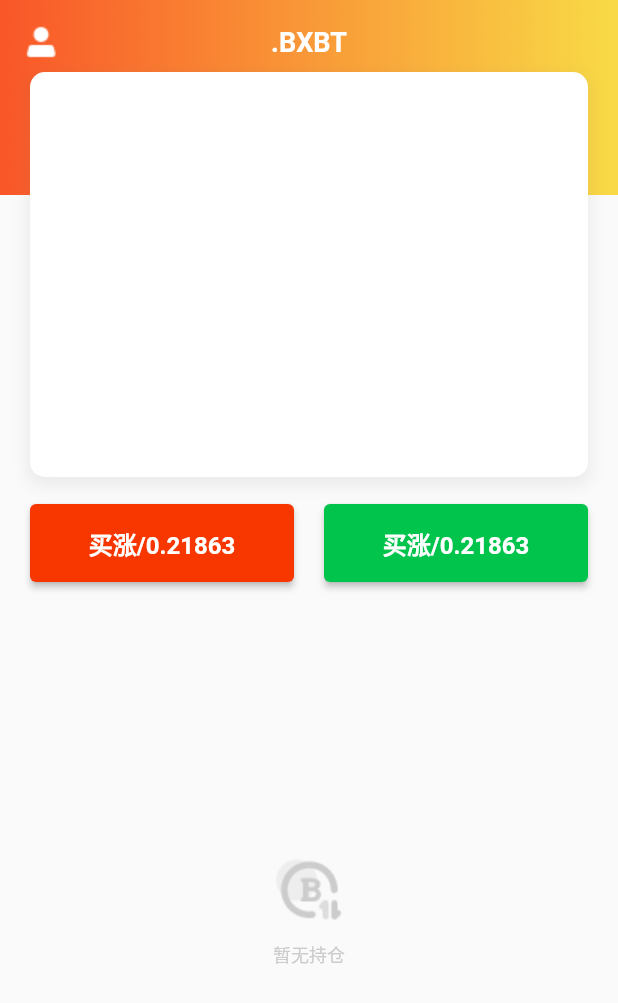
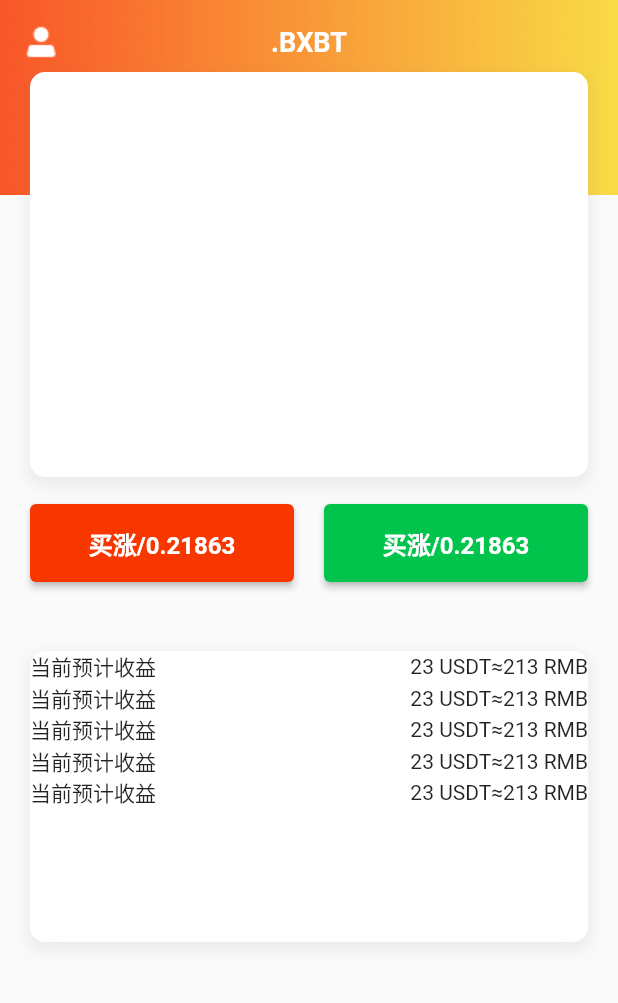
Before and after one commit to CybexDex/bbb_flutter, a Flutter app: the screen it shows after launch, on a phone screen of 412 x 824 dp. Shown: the top 1003 px of the screen. Run offline on Flutter 3.47's test engine with Material 2 defaults, Android fonts, the phone set to English and light mode, and no system bars; our stand-ins replace dio, fluro, rxdart; missing offline and left inert: cybex_flutter_plugin; statements that could not run were skipped.

Commit message:
添加injector

```diff
--- a/lib/model_factory.dart
+++ b/lib/model_factory.dart
@@ -1,7 +1,7 @@
 import 'package:bbb_flutter/models/response/ref_contract_response_model.dart';
 import 'package:bbb_flutter/models/response/post_order_response_model.dart';
 import 'package:bbb_flutter/models/response/market_history_response_model.dart';
-import 'package:bbb_flutter/models/request/amend_contract_request_model.dart';
+import 'package:bbb_flutter/models/request/amend_order_request_model.dart';
 import 'package:bbb_flutter/models/request/post_order_request_model.dart';
 
 class ModelFactory {
@@ -14,8 +14,8 @@ class ModelFactory {
       return PostOrderResponseModel.fromJson(json) as T;
     } else if (T.toString() == "MarketHistoryResponseModel") {
       return MarketHistoryResponseModel.fromJson(json) as T;
-    } else if (T.toString() == "AmendContractRequestModel") {
-      return AmendContractRequestModel.fromJson(json) as T;
+    } else if (T.toString() == "AmendOrderRequestModel") {
+      return AmendOrderRequestModel.fromJson(json) as T;
     } else if (T.toString() == "PostOrderRequestModel") {
       return PostOrderRequestModel.fromJson(json) as T;
     } else {
--- a/lib/models/request/amend_contract_request_model.dart
+++ b/lib/models/request/amend_order_request_model.dart
@@ -1,4 +1,4 @@
-class AmendContractRequestModel {
+class AmendOrderRequestModel {
 	String transactionType;
 	String seller;
 	String refBuyOrderTxId;
@@ -9,9 +9,9 @@ class AmendContractRequestModel {
 	String execNowPx;
 	int forceExpiration;
 
-	AmendContractRequestModel({this.transactionType, this.seller, this.refBuyOrderTxId, this.signature, this.takeProfitPx, this.cutLossPx, this.txId, this.execNowPx, this.forceExpiration});
+	AmendOrderRequestModel({this.transactionType, this.seller, this.refBuyOrderTxId, this.signature, this.takeProfitPx, this.cutLossPx, this.txId, this.execNowPx, this.forceExpiration});
 
-	AmendContractRequestModel.fromJson(Map<String, dynamic> json) {
+	AmendOrderRequestModel.fromJson(Map<String, dynamic> json) {
 		transactionType = json['transactionType'];
 		seller = json['seller'];
 		refBuyOrderTxId = json['refBuyOrderTxId'];
--- a/lib/pages/exchange.dart
+++ b/lib/pages/exchange.dart
@@ -1,5 +1,6 @@
 import 'package:bbb_flutter/colors/palette.dart';
 import 'package:bbb_flutter/common/style_factory.dart';
+import 'package:bbb_flutter/widgets/order_info.dart';
 import 'package:flutter/material.dart';
 import 'package:bbb_flutter/generated/i18n.dart';
 
@@ -58,8 +59,21 @@ class _ExchangeState extends State<ExchangePage> {
                       ],
                     ),
                   ),
-                  Expanded(
-                    child: Container(
+                  Container(
+                    decoration: DecorationFactory.cornerShadowDecoration,
+                    height: 194,
+                    margin: EdgeInsets.only(top: 46),
+                    child: _stockWidget(),
+                  ),
+                ],
+              )),
+        )
+      ],
+    ));
+  }
+
+  Widget _emptyStockWidget() {
+    return Container(
       margin: WidgetFactory.pageMargin,
       child: Center(
         child: Column(
@@ -68,17 +82,14 @@ class _ExchangeState extends State<ExchangePage> {
             Image.asset("res/assets/images/icEmpty.png"),
             Padding(
                 padding: EdgeInsets.only(top: 8),
-                                child:
-                                    Text("暂无持仓", style: StyleFactory.hintStyle))
+                child: Text("暂无持仓", style: StyleFactory.hintStyle))
           ],
         ),
       ),
-                    ),
-                  )
-                ],
-              )),
-        )
-      ],
-    ));
+    );
+  }
+
+  Widget _stockWidget() {
+    return OrderInfo();
   }
 }
--- /dev/null
+++ b/lib/widgets/injector.dart
@@ -0,0 +1,21 @@
+import 'package:flutter/material.dart';
+
+class InjectorWidget extends InheritedWidget {
+  InjectorWidget({
+    Key key,
+    @required Widget child,
+  }) : assert(child != null),
+        super(key: key, child: child);
+
+  static InjectorWidget of(BuildContext context) {
+    return context.inheritFromWidgetOfExactType(InjectorWidget) as InjectorWidget;
+  }
+
+  @override
+  bool updateShouldNotify(InheritedWidget oldWidget) => false;
+
+  init() async {
+
+  }
+
+}
--- /dev/null
+++ b/lib/widgets/order_info.dart
@@ -0,0 +1,33 @@
+import 'package:flutter/material.dart';
+
+class OrderInfo extends StatelessWidget {
+  @override
+  Widget build(BuildContext context) {
+    return Container(
+      child: ListView(
+        children: <Widget>[
+          Row(
+            children: <Widget>[Text("当前预计收益"), Text("23 USDT≈213 RMB")],
+            mainAxisAlignment: MainAxisAlignment.spaceBetween,
+          ),
+          Row(
+            children: <Widget>[Text("当前预计收益"), Text("23 USDT≈213 RMB")],
+            mainAxisAlignment: MainAxisAlignment.spaceBetween,
+          ),
+          Row(
+            children: <Widget>[Text("当前预计收益"), Text("23 USDT≈213 RMB")],
+            mainAxisAlignment: MainAxisAlignment.spaceBetween,
+          ),
+          Row(
+            children: <Widget>[Text("当前预计收益"), Text("23 USDT≈213 RMB")],
+            mainAxisAlignment: MainAxisAlignment.spaceBetween,
+          ),
+          Row(
+            children: <Widget>[Text("当前预计收益"), Text("23 USDT≈213 RMB")],
+            mainAxisAlignment: MainAxisAlignment.spaceBetween,
+          )
+        ],
+      ),
+    );
+  }
+}
--- a/pubspec.yaml
+++ b/pubspec.yaml
@@ -31,6 +31,9 @@ dependencies:
   flutter_spinkit: ^3.1.0
   cached_network_image: ^0.7.0
   flutter_bloc: ^0.9.1
+  shared_preferences: ^0.5.2
+  flutter_webview_plugin: ^0.3.3
+  simple_animations: ^1.0.0
 
   # The following adds the Cupertino Icons font to your application.
   # Use with the CupertinoIcons class for iOS style icons.
```
Also changed, not shown: lib/main.dart (+8 -114 lines), lib/widgets/contract.dart (deleted, +0 -17 lines). Lines whose indentation alone changed are shown as unchanged.
